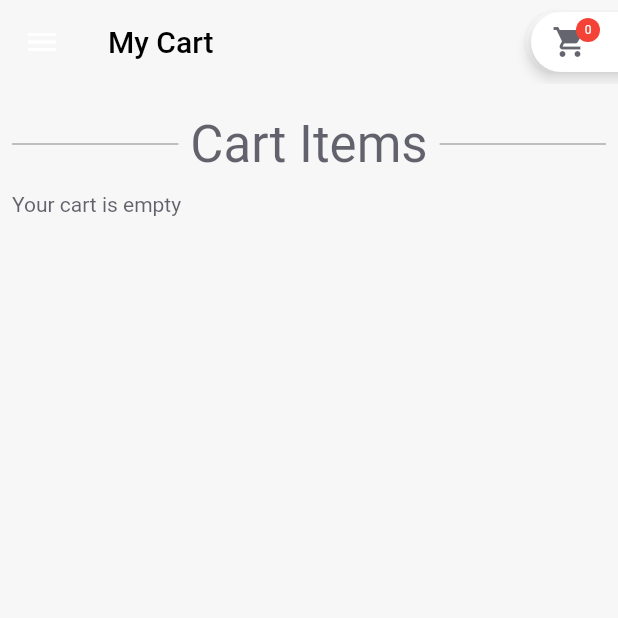
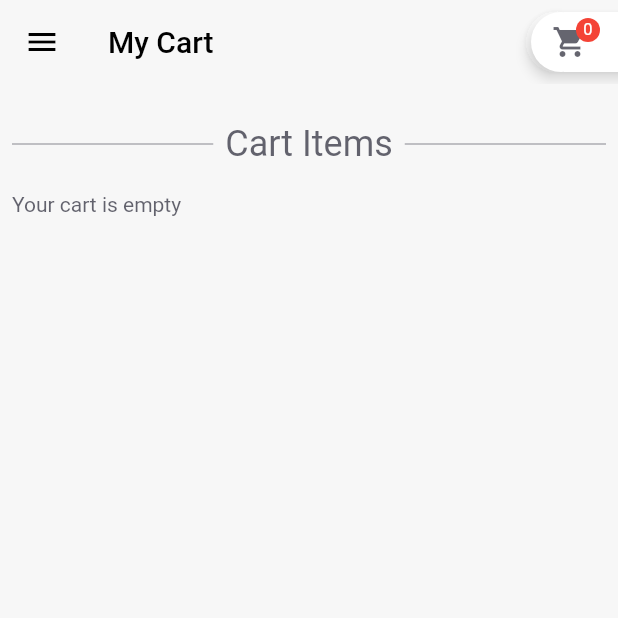
Before and after one commit to denihero/eric-windwill-null-safety, a Flutter app: the screen it shows after launch, after a tap on the "shopping cart" icon, on a phone screen of 412 x 824 dp, the top half of it. Run offline on Flutter 3.47's test engine with Material 2 defaults, Android fonts, the phone set to English and light mode, and no system bars; our stand-ins replace image_picker, rxdart; accounts and stored records are empty.

Commit message:
reformat whole code to launch

```diff
--- a/lib/app.dart
+++ b/lib/app.dart
@@ -35,17 +35,14 @@ class _ECommerceAppState extends State<ECommerceApp> {
             bodyColor: AppColors.displayTextColor,
             displayColor: AppColors.displayTextColor,
           ),
-      // ui -- contrasts 'accent color'
-      accentTextTheme: Theme.of(context).textTheme.apply(
-            bodyColor: AppColors.accentTextColor,
-            displayColor: AppColors.accentTextColor,
-          ),
       primaryColor: AppColors.primary,
-      accentColor: AppColors.accent,
       primaryIconTheme: Theme.of(context)
           .iconTheme
           .copyWith(color: AppColors.displayTextColor),
-      buttonColor: Colors.black54,
+       iconTheme: IconThemeData(color: Colors.green),
+       buttonTheme: ButtonThemeData(
+        buttonColor: Colors.black,
+      ),
     );
 
     return MaterialApp(
--- a/lib/menu/app_menu_drawer.dart
+++ b/lib/menu/app_menu_drawer.dart
@@ -17,8 +17,8 @@ class AppMenu extends StatefulWidget {
 }
 
 class AppMenuState extends State<AppMenu> with RouteAware {
-  late String _activeRoute;
-  late UserBloc _bloc;
+  String? _activeRoute;
+  UserBloc? _bloc;
 
   @override
   void didChangeDependencies() {
@@ -45,7 +45,7 @@ class AppMenuState extends State<AppMenu> with RouteAware {
         children: <Widget>[
           StreamBuilder(
             initialData: ECommerceUser(name: '', contact: ''),
-            stream: _bloc.user,
+            stream: _bloc?.user,
             builder: (BuildContext context, AsyncSnapshot s) =>
                 UserAccountsDrawerHeader(
                   currentAccountPicture: CircleAvatar(
--- a/lib/page/base/page_base.dart
+++ b/lib/page/base/page_base.dart
@@ -5,6 +5,7 @@
 
 import 'package:e_commerce/widget/appbar_cart_icon.dart';
 import 'package:flutter/material.dart';
+import 'package:flutter/services.dart';
 
 enum PageType { Catalog, Cart, Settings, ProductDetail, AddProductForm }
 
@@ -34,14 +35,16 @@ abstract class PageContainerBase extends StatelessWidget {
         Scaffold(
           backgroundColor: backgroundColor,
           appBar: AppBar(
-            brightness: Brightness.light,
+            iconTheme: IconThemeData(color: Colors.black),
             backgroundColor: Colors.transparent,
             elevation: 0.0,
             title: Text(pageTitle),
-            textTheme: Theme.of(context).primaryTextTheme,
             actions: <Widget>[
               AppBarCartIcon(),
             ],
+            systemOverlayStyle: SystemUiOverlayStyle.dark,
+            toolbarTextStyle: Theme.of(context).primaryTextTheme.bodyText2,
+            titleTextStyle: Theme.of(context).primaryTextTheme.headline6,
           ),
           drawer: menuDrawer,
           body: body,
--- a/lib/page/base/page_container.dart
+++ b/lib/page/base/page_container.dart
@@ -61,7 +61,7 @@ class PageContainer extends PageContainerBase {
   }
 
   @override
-  Widget get background => Container();
+  Widget get background => Container(color: Colors.red);
 
   @override
   Color get backgroundColor => AppColors.background;
@@ -79,7 +79,7 @@ class ProductDetailPageContainer extends PageContainerBase {
   String get pageTitle => "";
 
   @override
-  Widget get menuDrawer => Drawer();
+  Widget get menuDrawer => AppMenu();
 
   @override
   Widget get background => BackgroundImage(
--- a/lib/page/cart_page.dart
+++ b/lib/page/cart_page.dart
@@ -16,14 +16,15 @@ class CartPage extends StatelessWidget {
     return CustomScrollView(
       slivers: <Widget>[
         CustomSliverHeader(
-          headerText: "Cart Items", onTap: () {},
+          headerText: 'Cart Items',
+          onTap: () {},
         ),
         StreamBuilder(
           stream: _bloc.cartItems,
           initialData: <String, int>{},
           builder: (BuildContext context, AsyncSnapshot snapshot) {
             if (snapshot.data!.keys.isEmpty) {
-              return SliverFillRemaining(child: Text("Your cart is empty"));
+              return SliverFillRemaining(child: Text('Your cart is empty'));
             }
             return SliverList(
               delegate: SliverChildBuilderDelegate(
@@ -55,7 +56,7 @@ class CartPage extends StatelessWidget {
                             '$_product removed from cart.',
                             style: Theme.of(context)
                                 .textTheme
-                                .headline1!
+                                .headline6!
                                 .copyWith(color: AppColors.accentTextColor),
                           ),
                         ),);
@@ -75,7 +76,7 @@ class CartPage extends StatelessWidget {
             child: Center(
               child: Text(
                 'Cart Total: 5.00',
-                style: Theme.of(context).textTheme.headline1,
+                style: Theme.of(context).textTheme.headline3,
               ),
             ),
           ),
--- a/lib/utils/humanize.dart
+++ b/lib/utils/humanize.dart
@@ -1,7 +1,7 @@
 import 'package:e_commerce/models/product.dart';
 
 class Humanize {
-  static String productCategoryFromEnum(ProductCategory c) {
+  static String productCategoryFromEnum(ProductCategory? c) {
     return c.toString().split(".").last;
   }
  }
--- a/lib/widget/add_to_cart_bottom_sheet.dart
+++ b/lib/widget/add_to_cart_bottom_sheet.dart
@@ -16,7 +16,7 @@ class AddToCartBottomSheet extends StatefulWidget {
 
 class _AddToCartBottomSheetState extends State<AddToCartBottomSheet> {
   int _quantity = 0;
-  late AppState state;
+  AppState? state;
 
   @override
   void didChangeDependencies() {
@@ -39,7 +39,7 @@ class _AddToCartBottomSheetState extends State<AddToCartBottomSheet> {
             padding: EdgeInsets.all(Spacing.matGridUnit()),
             child: Text(
               'Add item to Cart',
-              style: Theme.of(context).primaryTextTheme.displayLarge,
+              style: Theme.of(context).primaryTextTheme.headline5,
             ),
           ),
           Padding(
@@ -57,7 +57,7 @@ class _AddToCartBottomSheetState extends State<AddToCartBottomSheet> {
                     }),
                 Text(
                   _quantity.toString(),
-                  style: Theme.of(context).primaryTextTheme.headline1,
+                  style: Theme.of(context).primaryTextTheme.headline3,
                 ),
                 IconButton(
                   iconSize: 40.0,
--- a/lib/widget/appbar_cart_icon.dart
+++ b/lib/widget/appbar_cart_icon.dart
@@ -49,7 +49,7 @@ class AppBarCartIcon extends StatelessWidget {
                 builder: (BuildContext context, AsyncSnapshot snapshot) {
                   return Text(
                     snapshot.data.toString(),
-                    style: TextStyle(fontSize: 8.0, color: Colors.white),
+                    style: TextStyle(fontSize: 11, color: Colors.white),
                     textAlign: TextAlign.center,
                   );
                 },
--- a/lib/widget/catalog.dart
+++ b/lib/widget/catalog.dart
@@ -43,7 +43,6 @@ class CatalogState extends State<Catalog> {
         builder: (context) => ProductDetailPageContainer(
           product: product,
         ),
-        settings: null,
       ),
     );
   }
@@ -55,7 +54,7 @@ class CatalogState extends State<Catalog> {
         context: context,
         builder: (BuildContext context) {
           return AddToCartBottomSheet(
-            key: Key(product.id!),
+            //key: Key(product.id),
           );
         });
 
@@ -73,11 +72,11 @@ class CatalogState extends State<Catalog> {
     _bloc.productStreamsByCategory.forEach((Stream<List<Product>> dataStream) {
       slivers.add(StreamBuilder(
           stream: dataStream,
-          builder: (context, AsyncSnapshot<List<Product>> snapshot) {
+          builder: (context, AsyncSnapshot<List<Product?>>? snapshot) {
             return CustomSliverHeader(
               onTap: (String text) => print(text),
               headerText:
-                  Humanize.productCategoryFromEnum(snapshot.data!.first.category!), scrollPosition: null,
+                  Humanize.productCategoryFromEnum(snapshot?.data?.first?.category),
             );
           }));
       slivers.add(StreamBuilder(
--- a/lib/widget/product_detail_card.dart
+++ b/lib/widget/product_detail_card.dart
@@ -51,7 +51,7 @@ class ProductDetailCard extends StatelessWidget {
                   Spacing.matGridUnit(scale: .5),
                 ),
                 child: Center(
-                  child: Text(product.title!, style: Theme.of(context).primaryTextTheme.headline1),
+                  child: Text(product.title!, style: Theme.of(context).primaryTextTheme.titleLarge),
                 ),
               ),
             ),
--- a/lib/widget/scrollables/sliver_header.dart
+++ b/lib/widget/scrollables/sliver_header.dart
@@ -38,7 +38,7 @@ class CustomSliverHeader extends StatelessWidget {
                     decoration: BoxDecoration(color: Theme.of(context).backgroundColor),
                     child: Text(
                       headerText,
-                      style: Theme.of(context).textTheme.headline4,
+                      style: Theme.of(context).textTheme.headline5,
                     ),
                   ),
                 ),
```
Also changed, not shown: lib/page/product_detail_page.dart (+4 -4 lines), lib/widget/forms/user_profile_form.dart (+19 -18 lines), 6 other files.
